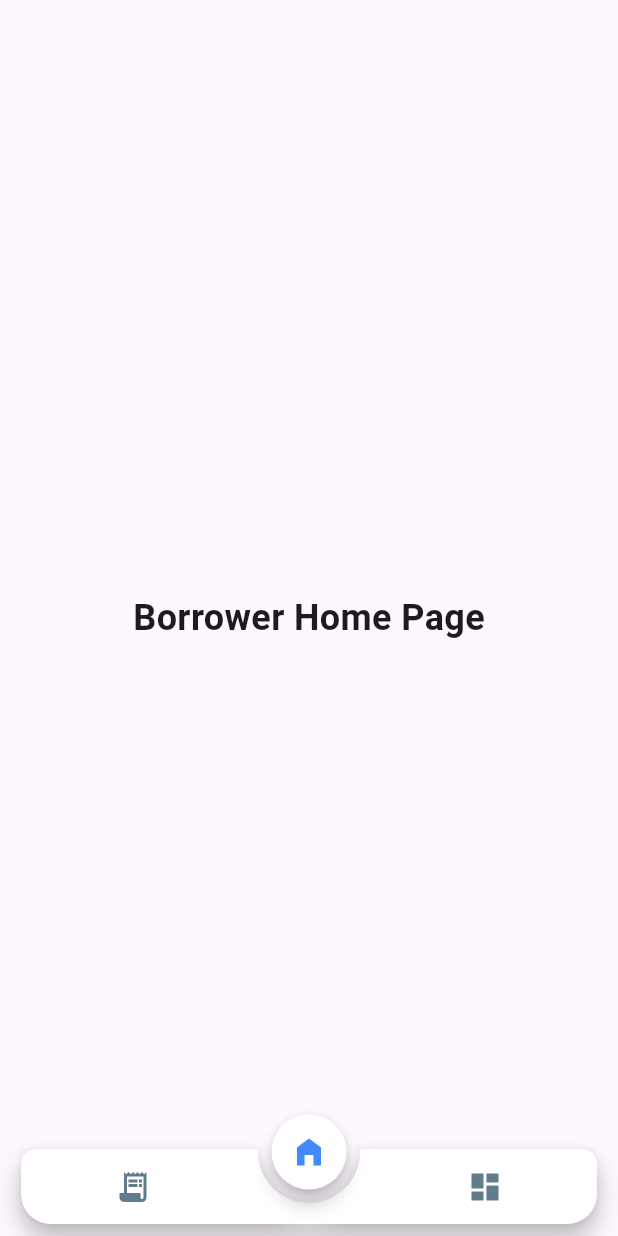
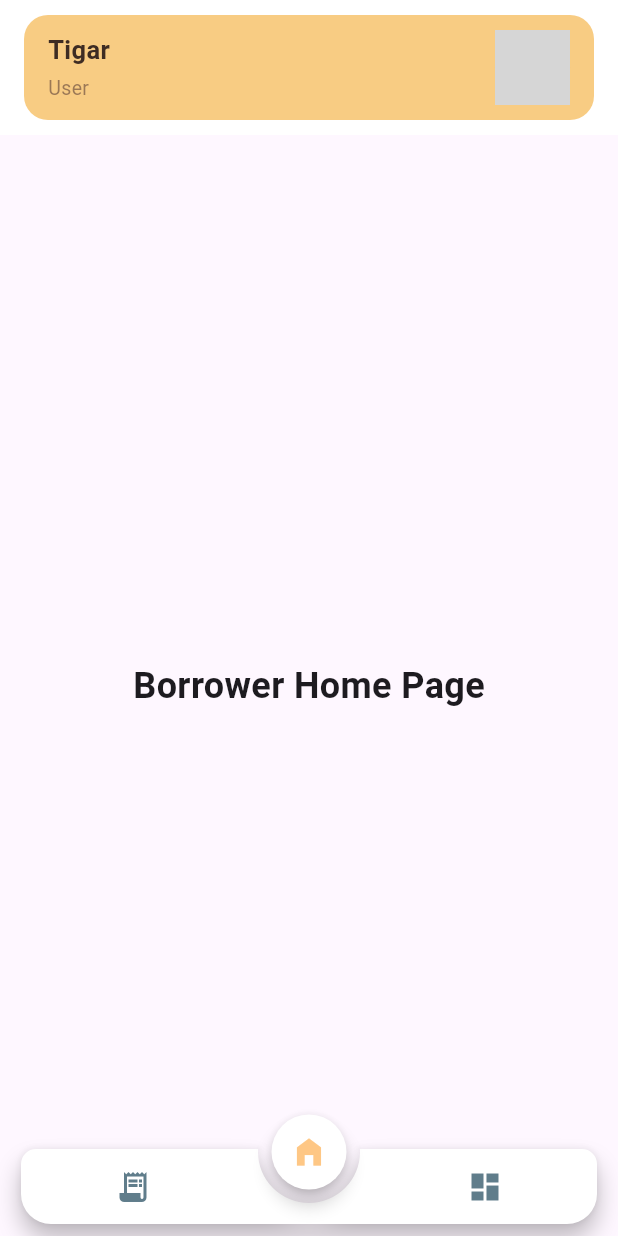
Before and after one commit to kimmysoybad404/project_mobile, a Flutter app: the screen it shows after launch, on a phone screen of 412 x 824 dp. Run offline on Flutter 3.47's test engine with Material 3 defaults, Android fonts, the phone set to English and light mode, and no system bars; drawn by our look-alikes of animated_notch_bottom_bar; grey boxes are pictures that could not be loaded.

Commit message:
Complete : Appbar UI

```diff
--- a/lib/BottomBar.dart
+++ b/lib/BottomBar.dart
@@ -1,6 +1,78 @@
 import 'package:flutter/material.dart';
 import 'package:animated_notch_bottom_bar/animated_notch_bottom_bar/animated_notch_bottom_bar.dart';
 import 'package:project_mobile/Borrower/home_page.dart';
+
+class AppBarNaja extends StatelessWidget implements PreferredSizeWidget {
+  const AppBarNaja({super.key});
+
+  @override
+  Size get preferredSize => const Size.fromHeight(100);
+
+  @override
+  Widget build(BuildContext context) {
+    return Container(
+      color: Colors.white,
+      child: SafeArea(
+        child: Padding(
+          padding: const EdgeInsets.symmetric(horizontal: 16, vertical: 10),
+          child: Container(
+            height: 70,
+            decoration: BoxDecoration(
+              color: const Color(0xFFF8CC83),
+              borderRadius: BorderRadius.circular(16),
+            ),
+            child: Padding(
+              padding: const EdgeInsets.symmetric(horizontal: 16),
+              child: Row(
+                mainAxisAlignment: MainAxisAlignment.spaceBetween,
+                children: [
+                  Column(
+                    mainAxisAlignment: MainAxisAlignment.center,
+                    crossAxisAlignment: CrossAxisAlignment.start,
+                    children: [
+                      Text(
+                        "Tigar",
+                        style: const TextStyle(
+                          fontSize: 17,
+                          fontWeight: FontWeight.bold,
+                          color: Color(0xFF3E2C23),
+                        ),
+                      ),
+                      const SizedBox(height: 4),
+                      Text(
+                        "User",
+                        style: TextStyle(
+                          fontSize: 13,
+                          color: Colors.brown.shade700.withOpacity(0.6),
+                        ),
+                      ),
+                    ],
+                  ),
+
+                  Container(
+                    width: 50,
+                    height: 50,
+                    decoration: const BoxDecoration(
+                      shape: BoxShape.circle,
+                      color: Color(0xFFB67C4D),
+                    ),
+                    child: ClipOval(
+                      child: Image.asset(
+                        'assets/images/TigarEye.png',
+                        fit: BoxFit.cover,
+                      ),
+                    ),
+                  ),
+                ],
+              ),
+            ),
+          ),
+        ),
+      ),
+    );
+  }
+}
+
 
 class BottomBar extends StatefulWidget {
   const BottomBar({super.key});
@@ -15,6 +87,8 @@ class _BottomBarState extends State<BottomBar> {
   final NotchBottomBarController _controller = NotchBottomBarController(
     index: 1,
   );
+  Color DarkBrown = Color(0xFF8B5B46);
+  Color LightBrown = Color(0xFFFEC785);
 
   final List<List<IconData>> roleIcons = [
     [],
@@ -42,7 +116,7 @@ class _BottomBarState extends State<BottomBar> {
       icons.length,
       (index) => BottomBarItem(
         inActiveItem: Icon(icons[index], color: Colors.blueGrey),
-        activeItem: Icon(icons[index], color: Colors.blueAccent),
+        activeItem: Icon(icons[index], color: LightBrown),
       ),
     );
   }
@@ -54,8 +128,9 @@ class _BottomBarState extends State<BottomBar> {
 
     return SafeArea(
       child: Scaffold(
-        backgroundColor: const Color.fromARGB(248, 64, 115, 255),
+        backgroundColor: LightBrown,
         extendBody: true,
+        appBar: AppBarNaja(),
         body: PageView(
           controller: _pageController,
           children: Pages,
```
